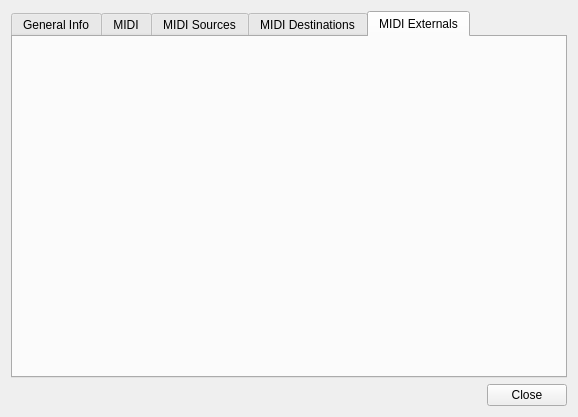
Qt form about/about.ui (sslyutov/MeeDee) before a commit.
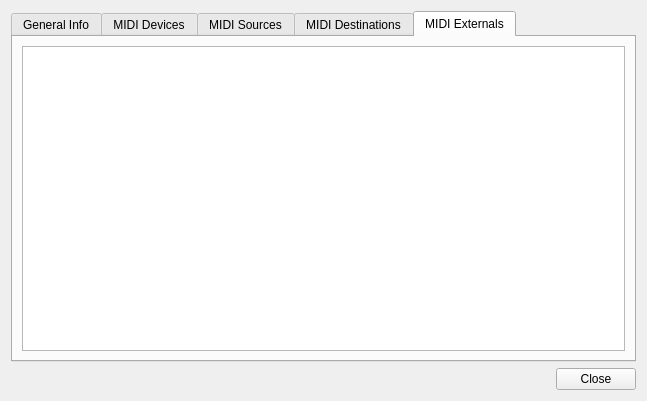
The same form after that commit. The open tabs and pages were chosen to show the change.

```diff
--- a/about/about.ui
+++ b/about/about.ui
@@ -6,8 +6,8 @@
    <rect>
     <x>0</x>
     <y>0</y>
-    <width>578</width>
-    <height>417</height>
+    <width>647</width>
+    <height>401</height>
    </rect>
   </property>
   <property name="windowTitle">
@@ -46,7 +46,7 @@
        </widget>
        <widget class="QWidget" name="miditab">
         <attribute name="title">
-         <string>MIDI</string>
+         <string>MIDI Devices</string>
         </attribute>
         <layout class="QVBoxLayout" name="verticalLayout_2">
          <item>
@@ -91,6 +91,11 @@
         <attribute name="title">
          <string>MIDI Externals</string>
         </attribute>
+        <layout class="QVBoxLayout" name="verticalLayout_4">
+         <item>
+          <widget class="QTableWidget" name="tableMIDIExt"/>
+         </item>
+        </layout>
        </widget>
       </widget>
      </item>
```
Left out of the diff: 12 changed lines with no effect on the pictures.
